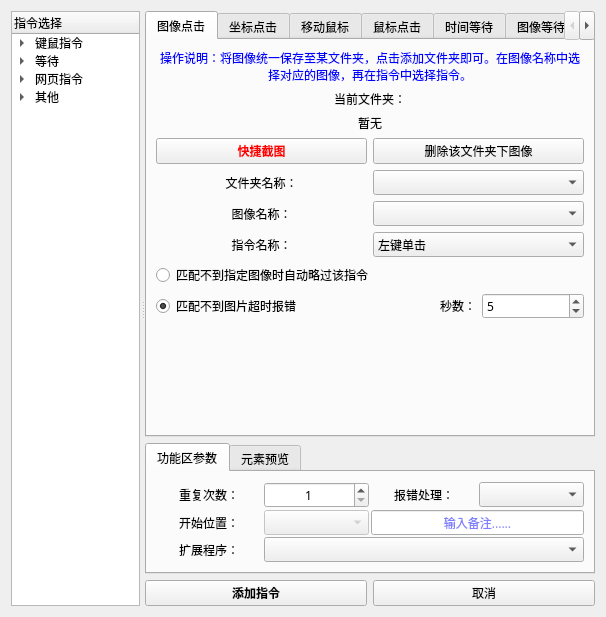
First picture: the form in 窗体/navigation.ui, repository FsterThanLight/automatic_clicker_2, before the edit.
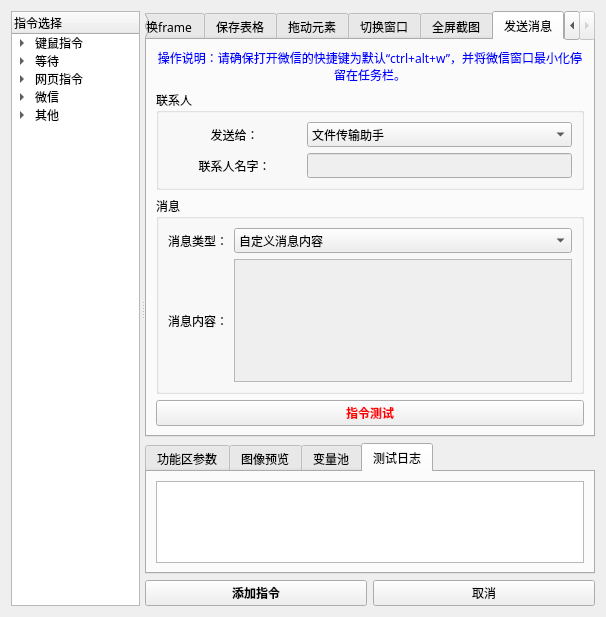
Second picture: the form after the edit. The open tabs and pages were chosen to show the change. Icons and pictures are not drawn.

Commit message: 2024年01月13日 17:42:23 微信发送消息功能

The edit to the form file:
```diff
--- a/窗体/navigation.ui
+++ b/窗体/navigation.ui
@@ -163,6 +163,16 @@
         </property>
        </item>
       </item>
+      <item>
+       <property name="text">
+        <string>微信</string>
+       </property>
+       <item>
+        <property name="text">
+         <string>发送消息</string>
+        </property>
+       </item>
+      </item>
       <item>
        <property name="text">
         <string>其他</string>
@@ -4640,6 +4650,618 @@
            </item>
           </layout>
          </widget>
+         <widget class="QWidget" name="tab_22">
+          <attribute name="title">
+           <string>发送消息</string>
+          </attribute>
+          <layout class="QVBoxLayout" name="verticalLayout_48">
+           <item>
+            <widget class="QLabel" name="label_84">
+             <property name="palette">
+              <palette>
+               <active>
+                <colorrole role="WindowText">
+                 <brush brushstyle="SolidPattern">
+                  <color alpha="255">
+                   <red>0</red>
+                   <green>0</green>
+                   <blue>255</blue>
+                  </color>
+                 </brush>
+                </colorrole>
+                <colorrole role="Text">
+                 <brush brushstyle="SolidPattern">
+                  <color alpha="255">
+                   <red>0</red>
+                   <green>0</green>
+                   <blue>255</blue>
+                  </color>
+                 </brush>
+                </colorrole>
+                <colorrole role="PlaceholderText">
+                 <brush brushstyle="SolidPattern">
+                  <color alpha="128">
+                   <red>0</red>
+                   <green>0</green>
+                   <blue>255</blue>
+                  </color>
+                 </brush>
+                </colorrole>
+               </active>
+               <inactive>
+                <colorrole role="WindowText">
+                 <brush brushstyle="SolidPattern">
+                  <color alpha="255">
+                   <red>0</red>
+                   <green>0</green>
+                   <blue>255</blue>
+                  </color>
+                 </brush>
+                </colorrole>
+                <colorrole role="Text">
+                 <brush brushstyle="SolidPattern">
+                  <color alpha="255">
+                   <red>0</red>
+                   <green>0</green>
+                   <blue>255</blue>
+                  </color>
+                 </brush>
+                </colorrole>
+                <colorrole role="PlaceholderText">
+                 <brush brushstyle="SolidPattern">
+                  <color alpha="128">
+                   <red>0</red>
+                   <green>0</green>
+                   <blue>255</blue>
+                  </color>
+                 </brush>
+                </colorrole>
+               </inactive>
+               <disabled>
+                <colorrole role="WindowText">
+                 <brush brushstyle="SolidPattern">
+                  <color alpha="255">
+                   <red>120</red>
+                   <green>120</green>
+                   <blue>120</blue>
+                  </color>
+                 </brush>
+                </colorrole>
+                <colorrole role="Text">
+                 <brush brushstyle="SolidPattern">
+                  <color alpha="255">
+                   <red>120</red>
+                   <green>120</green>
+                   <blue>120</blue>
+                  </color>
+                 </brush>
+                </colorrole>
+                <colorrole role="PlaceholderText">
+                 <brush brushstyle="SolidPattern">
+                  <color alpha="128">
+                   <red>0</red>
+                   <green>0</green>
+                   <blue>0</blue>
+                  </color>
+                 </brush>
+                </colorrole>
+               </disabled>
+              </palette>
+             </property>
+             <property name="text">
+              <string>操作说明：请确保打开微信的快捷键为默认“ctrl+alt+w”，并将微信窗口最小化停留在任务栏。</string>
+             </property>
+             <property name="alignment">
+              <set>Qt::AlignCenter</set>
+             </property>
+             <property name="wordWrap">
+              <bool>true</bool>
+             </property>
+            </widget>
+           </item>
+           <item>
+            <widget class="QGroupBox" name="groupBox_17">
+             <property name="title">
+              <string>联系人</string>
+             </property>
+             <layout class="QVBoxLayout" name="verticalLayout_46">
+              <item>
+               <layout class="QGridLayout" name="gridLayout_30" columnstretch="1,2">
+                <item row="0" column="0">
+                 <widget class="QLabel" name="label_80">
+                  <property name="text">
+                   <string>发送给：</string>
+                  </property>
+                  <property name="alignment">
+                   <set>Qt::AlignCenter</set>
+                  </property>
+                 </widget>
+                </item>
+                <item row="0" column="1">
+                 <widget class="QComboBox" name="comboBox_33">
+                  <property name="palette">
+                   <palette>
+                    <active>
+                     <colorrole role="Text">
+                      <brush brushstyle="SolidPattern">
+                       <color alpha="255">
+                        <red>0</red>
+                        <green>0</green>
+                        <blue>255</blue>
+                       </color>
+                      </brush>
+                     </colorrole>
+                     <colorrole role="PlaceholderText">
+                      <brush brushstyle="SolidPattern">
+                       <color alpha="128">
+                        <red>0</red>
+                        <green>0</green>
+                        <blue>255</blue>
+                       </color>
+                      </brush>
+                     </colorrole>
+                    </active>
+                    <inactive>
+                     <colorrole role="Text">
+                      <brush brushstyle="SolidPattern">
+                       <color alpha="255">
+                        <red>0</red>
+                        <green>0</green>
+                        <blue>255</blue>
+                       </color>
+                      </brush>
+                     </colorrole>
+                     <colorrole role="PlaceholderText">
+                      <brush brushstyle="SolidPattern">
+                       <color alpha="128">
+                        <red>0</red>
+                        <green>0</green>
+                        <blue>255</blue>
+                       </color>
+                      </brush>
+                     </colorrole>
+                    </inactive>
+                    <disabled>
+                     <colorrole role="Text">
+                      <brush brushstyle="SolidPattern">
+                       <color alpha="255">
+                        <red>120</red>
+                        <green>120</green>
+                        <blue>120</blue>
+                       </color>
+                      </brush>
+                     </colorrole>
+                     <colorrole role="PlaceholderText">
+                      <brush brushstyle="SolidPattern">
+                       <color alpha="128">
+                        <red>0</red>
+                        <green>0</green>
+                        <blue>0</blue>
+                       </color>
+                      </brush>
+                     </colorrole>
+                    </disabled>
+                   </palette>
+                  </property>
+                  <item>
+                   <property name="text">
+                    <string>文件传输助手</string>
+                   </property>
+                  </item>
+                  <item>
+                   <property name="text">
+                    <string>自定义联系人</string>
+                   </property>
+                  </item>
+                 </widget>
+                </item>
+                <item row="1" column="0">
+                 <widget class="QLabel" name="label_81">
+                  <property name="text">
+                   <string>联系人名字：</string>
+                  </property>
+                  <property name="alignment">
+                   <set>Qt::AlignCenter</set>
+                  </property>
+                 </widget>
+                </item>
+                <item row="1" column="1">
+                 <widget class="QLineEdit" name="lineEdit_17">
+                  <property name="enabled">
+                   <bool>false</bool>
+                  </property>
+                  <property name="palette">
+                   <palette>
+                    <active>
+                     <colorrole role="Text">
+                      <brush brushstyle="SolidPattern">
+                       <color alpha="255">
+                        <red>0</red>
+                        <green>0</green>
+                        <blue>255</blue>
+                       </color>
+                      </brush>
+                     </colorrole>
+                     <colorrole role="PlaceholderText">
+                      <brush brushstyle="SolidPattern">
+                       <color alpha="128">
+                        <red>0</red>
+                        <green>0</green>
+                        <blue>255</blue>
+                       </color>
+                      </brush>
+                     </colorrole>
+                    </active>
+                    <inactive>
+                     <colorrole role="Text">
+                      <brush brushstyle="SolidPattern">
+                       <color alpha="255">
+                        <red>0</red>
+                        <green>0</green>
+                        <blue>255</blue>
+                       </color>
+                      </brush>
+                     </colorrole>
+                     <colorrole role="PlaceholderText">
+                      <brush brushstyle="SolidPattern">
+                       <color alpha="128">
+                        <red>0</red>
+                        <green>0</green>
+                        <blue>255</blue>
+                       </color>
+                      </brush>
+                     </colorrole>
+                    </inactive>
+                    <disabled>
+                     <colorrole role="Text">
+                      <brush brushstyle="SolidPattern">
+                       <color alpha="255">
+                        <red>120</red>
+                        <green>120</green>
+                        <blue>120</blue>
+                       </color>
+                      </brush>
+                     </colorrole>
+                     <colorrole role="PlaceholderText">
+                      <brush brushstyle="SolidPattern">
+                       <color alpha="128">
+                        <red>0</red>
+                        <green>0</green>
+                        <blue>0</blue>
+                       </color>
+                      </brush>
+                     </colorrole>
+                    </disabled>
+                   </palette>
+                  </property>
+                 </widget>
+                </item>
+               </layout>
+              </item>
+             </layout>
+            </widget>
+           </item>
+           <item>
+            <widget class="QGroupBox" name="groupBox_18">
+             <property name="title">
+              <string>消息</string>
+             </property>
+             <layout class="QVBoxLayout" name="verticalLayout_47">
+              <item>
+               <layout class="QGridLayout" name="gridLayout_10">
+                <item row="0" column="0">
+                 <widget class="QLabel" name="label_82">
+                  <property name="text">
+                   <string>消息类型：</string>
+                  </property>
+                  <property name="alignment">
+                   <set>Qt::AlignCenter</set>
+                  </property>
+                 </widget>
+                </item>
+                <item row="0" column="1">
+                 <widget class="QComboBox" name="comboBox_34">
+                  <property name="palette">
+                   <palette>
+                    <active>
+                     <colorrole role="Text">
+                      <brush brushstyle="SolidPattern">
+                       <color alpha="255">
+                        <red>0</red>
+                        <green>0</green>
+                        <blue>255</blue>
+                       </color>
+                      </brush>
+                     </colorrole>
+                     <colorrole role="PlaceholderText">
+                      <brush brushstyle="SolidPattern">
+                       <color alpha="128">
+                        <red>0</red>
+                        <green>0</green>
+                        <blue>255</blue>
+                       </color>
+                      </brush>
+                     </colorrole>
+                    </active>
+                    <inactive>
+                     <colorrole role="Text">
+                      <brush brushstyle="SolidPattern">
+                       <color alpha="255">
+                        <red>0</red>
+                        <green>0</green>
+                        <blue>255</blue>
+                       </color>
+                      </brush>
+                     </colorrole>
+                     <colorrole role="PlaceholderText">
+                      <brush brushstyle="SolidPattern">
+                       <color alpha="128">
+                        <red>0</red>
+                        <green>0</green>
+                        <blue>255</blue>
+                       </color>
+                      </brush>
+                     </colorrole>
+                    </inactive>
+                    <disabled>
+                     <colorrole role="Text">
+                      <brush brushstyle="SolidPattern">
+                       <color alpha="255">
+                        <red>120</red>
+                        <green>120</green>
+                        <blue>120</blue>
+                       </color>
+                      </brush>
+                     </colorrole>
+                     <colorrole role="PlaceholderText">
+                      <brush brushstyle="SolidPattern">
+                       <color alpha="128">
+                        <red>0</red>
+                        <green>0</green>
+                        <blue>0</blue>
+                       </color>
+                      </brush>
+                     </colorrole>
+                    </disabled>
+                   </palette>
+                  </property>
+                  <item>
+                   <property name="text">
+                    <string>自定义消息内容</string>
+                   </property>
+                  </item>
+                  <item>
+                   <property name="text">
+                    <string>从剪切板粘贴</string>
+                   </property>
+                  </item>
+                  <item>
+                   <property name="text">
+                    <string>当前日期时间</string>
+                   </property>
+                  </item>
+                 </widget>
+                </item>
+                <item row="1" column="0">
+                 <widget class="QLabel" name="label_83">
+                  <property name="text">
+                   <string>消息内容：</string>
+                  </property>
+                  <property name="alignment">
+                   <set>Qt::AlignCenter</set>
+                  </property>
+                 </widget>
+                </item>
+                <item row="1" column="1">
+                 <widget class="QTextEdit" name="textEdit_2">
+                  <property name="enabled">
+                   <bool>false</bool>
+                  </property>
+                  <property name="palette">
+                   <palette>
+                    <active>
+                     <colorrole role="Text">
+                      <brush brushstyle="SolidPattern">
+                       <color alpha="255">
+                        <red>0</red>
+                        <green>0</green>
+                        <blue>255</blue>
+                       </color>
+                      </brush>
+                     </colorrole>
+                     <colorrole role="PlaceholderText">
+                      <brush brushstyle="SolidPattern">
+                       <color alpha="128">
+                        <red>0</red>
+                        <green>0</green>
+                        <blue>255</blue>
+                       </color>
+                      </brush>
+                     </colorrole>
+                    </active>
+                    <inactive>
+                     <colorrole role="Text">
+                      <brush brushstyle="SolidPattern">
+                       <color alpha="255">
+                        <red>0</red>
+                        <green>0</green>
+                        <blue>255</blue>
+                       </color>
+                      </brush>
+                     </colorrole>
+                     <colorrole role="PlaceholderText">
+                      <brush brushstyle="SolidPattern">
+                       <color alpha="128">
+                        <red>0</red>
+                        <green>0</green>
+                        <blue>255</blue>
+                       </color>
+                      </brush>
+                     </colorrole>
+                    </inactive>
+                    <disabled>
+                     <colorrole role="Text">
+                      <brush brushstyle="SolidPattern">
+                       <color alpha="255">
+                        <red>120</red>
+                        <green>120</green>
+                        <blue>120</blue>
+                       </color>
+                      </brush>
+                     </colorrole>
+                     <colorrole role="PlaceholderText">
+                      <brush brushstyle="SolidPattern">
+                       <color alpha="128">
+                        <red>0</red>
+                        <green>0</green>
+                        <blue>0</blue>
+                       </color>
+                      </brush>
+                     </colorrole>
+                    </disabled>
+                   </palette>
+                  </property>
+                 </widget>
+                </item>
+               </layout>
+              </item>
+             </layout>
+            </widget>
+           </item>
+           <item>
+            <widget class="QPushButton" name="pushButton_15">
+             <property name="palette">
+              <palette>
+               <active>
+                <colorrole role="WindowText">
+                 <brush brushstyle="SolidPattern">
+                  <color alpha="255">
+                   <red>255</red>
+                   <green>0</green>
+                   <blue>0</blue>
+                  </color>
+                 </brush>
+                </colorrole>
+                <colorrole role="Text">
+                 <brush brushstyle="SolidPattern">
+                  <color alpha="255">
+                   <red>255</red>
+                   <green>0</green>
+                   <blue>0</blue>
+                  </color>
+                 </brush>
+                </colorrole>
+                <colorrole role="ButtonText">
+                 <brush brushstyle="SolidPattern">
+                  <color alpha="255">
+                   <red>255</red>
+                   <green>0</green>
+                   <blue>0</blue>
+                  </color>
+                 </brush>
+                </colorrole>
+                <colorrole role="PlaceholderText">
+                 <brush brushstyle="SolidPattern">
+                  <color alpha="128">
+                   <red>255</red>
+                   <green>0</green>
+                   <blue>0</blue>
+                  </color>
+                 </brush>
+                </colorrole>
+               </active>
+               <inactive>
+                <colorrole role="WindowText">
+                 <brush brushstyle="SolidPattern">
+                  <color alpha="255">
+                   <red>255</red>
+                   <green>0</green>
+                   <blue>0</blue>
+                  </color>
+                 </brush>
+                </colorrole>
+                <colorrole role="Text">
+                 <brush brushstyle="SolidPattern">
+                  <color alpha="255">
+                   <red>255</red>
+                   <green>0</green>
+                   <blue>0</blue>
+                  </color>
+                 </brush>
+                </colorrole>
+                <colorrole role="ButtonText">
+                 <brush brushstyle="SolidPattern">
+                  <color alpha="255">
+                   <red>255</red>
+                   <green>0</green>
+                   <blue>0</blue>
+                  </color>
+                 </brush>
+                </colorrole>
+                <colorrole role="PlaceholderText">
+                 <brush brushstyle="SolidPattern">
+                  <color alpha="128">
+                   <red>255</red>
+                   <green>0</green>
+                   <blue>0</blue>
+                  </color>
+                 </brush>
+                </colorrole>
+               </inactive>
+               <disabled>
+                <colorrole role="WindowText">
+                 <brush brushstyle="SolidPattern">
+                  <color alpha="255">
+                   <red>120</red>
+                   <green>120</green>
+                   <blue>120</blue>
+                  </color>
+                 </brush>
+                </colorrole>
+                <colorrole role="Text">
+                 <brush brushstyle="SolidPattern">
+                  <color alpha="255">
+                   <red>120</red>
+                   <green>120</green>
+                   <blue>120</blue>
+                  </color>
+                 </brush>
+                </colorrole>
+                <colorrole role="ButtonText">
+                 <brush brushstyle="SolidPattern">
+                  <color alpha="255">
+                   <red>120</red>
+                   <green>120</green>
+                   <blue>120</blue>
+                  </color>
+                 </brush>
+                </colorrole>
+                <colorrole role="PlaceholderText">
+                 <brush brushstyle="SolidPattern">
+                  <color alpha="128">
+                   <red>0</red>
+                   <green>0</green>
+                   <blue>0</blue>
+                  </color>
+                 </brush>
+                </colorrole>
+               </disabled>
+              </palette>
+             </property>
+             <property name="font">
+              <font>
+               <family>微软雅黑</family>
+               <weight>75</weight>
+               <bold>true</bold>
+              </font>
+             </property>
+             <property name="text">
+              <string>指令测试</string>
+             </property>
+            </widget>
+           </item>
+          </layout>
+         </widget>
         </widget>
        </item>
        <item>
@@ -4826,7 +5448,7 @@
          </widget>
          <widget class="QWidget" name="tab_21">
           <attribute name="title">
-           <string>元素预览</string>
+           <string>图像预览</string>
           </attribute>
           <layout class="QVBoxLayout" name="verticalLayout_45">
            <item>
@@ -4841,6 +5463,21 @@
            </item>
           </layout>
          </widget>
+         <widget class="QWidget" name="tab_23">
+          <attribute name="title">
+           <string>变量池</string>
+          </attribute>
+         </widget>
+         <widget class="QWidget" name="tab_24">
+          <attribute name="title">
+           <string>测试日志</string>
+          </attribute>
+          <layout class="QVBoxLayout" name="verticalLayout_49">
+           <item>
+            <widget class="QTextBrowser" name="textBrowser"/>
+           </item>
+          </layout>
+         </widget>
         </widget>
        </item>
        <item>
```
The commit also changes 8 other files.
